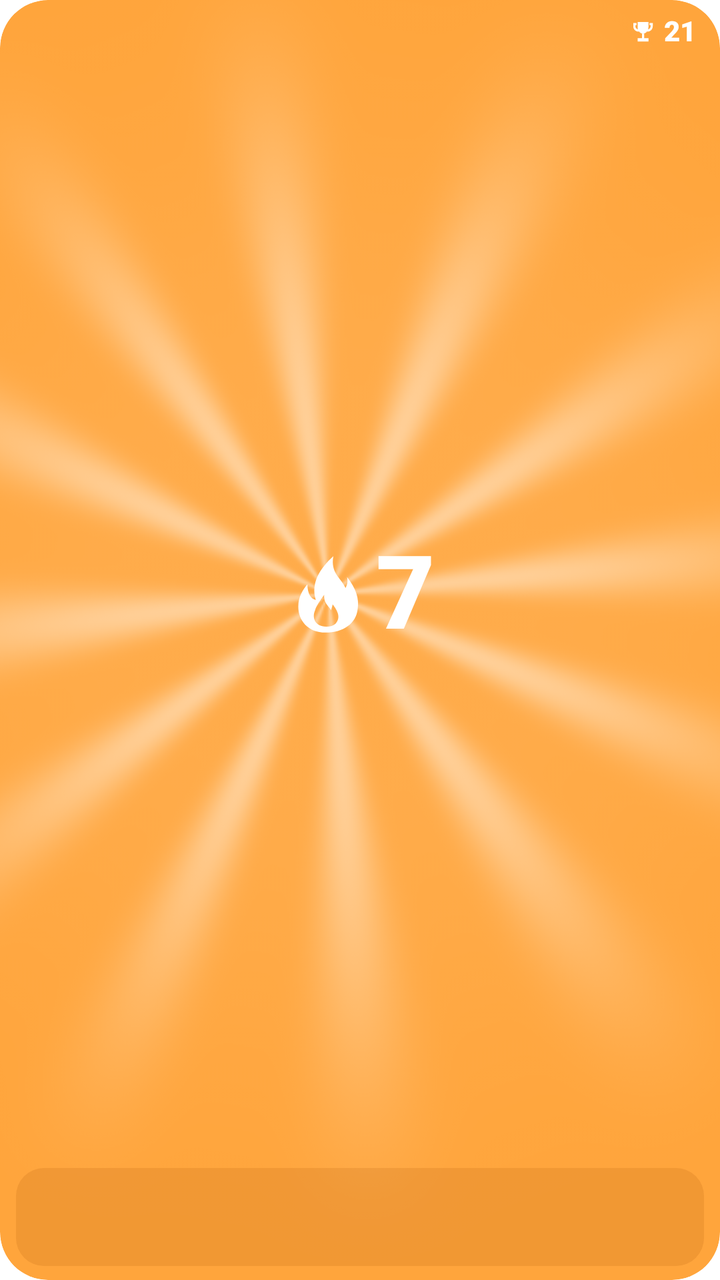
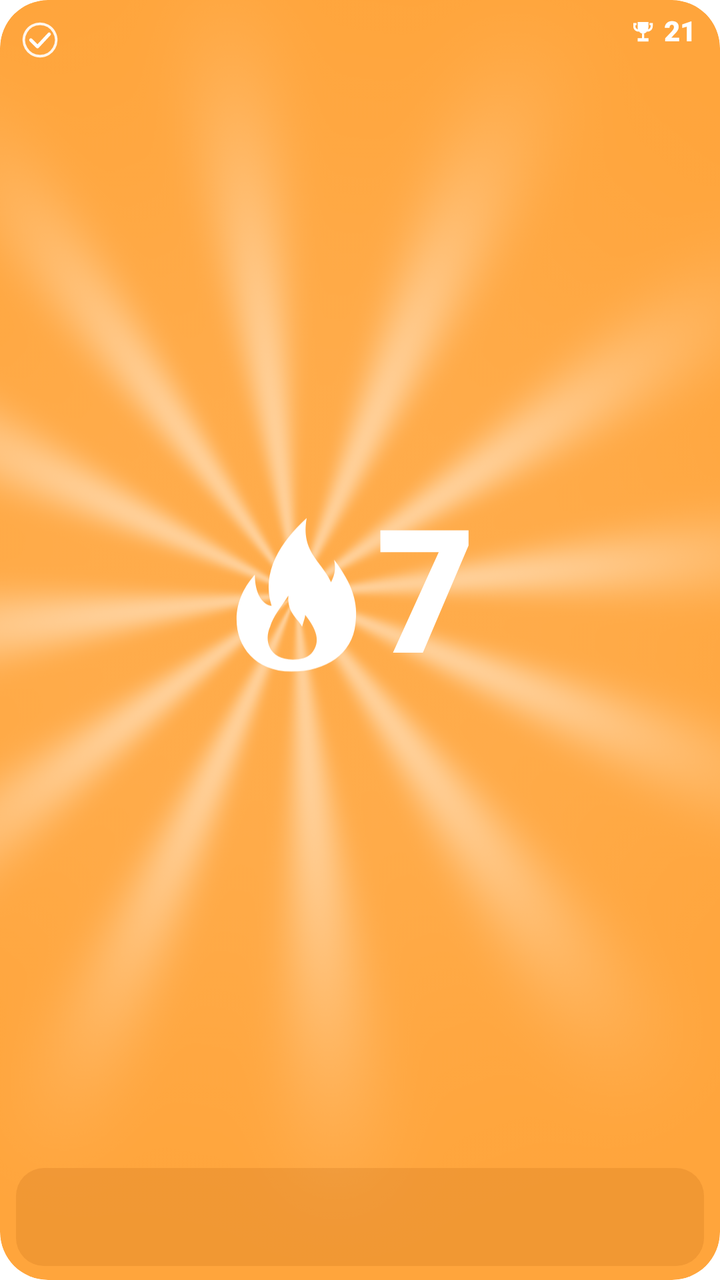

Screens rendered from an Android XML layout before and after an edit, with the pre-edit source and the edit as a unified diff.
<!-- AndroidManifest.xml: fallback theme Theme.MaterialComponents.DayNight.NoActionBar -->
<!-- res/layout/streak_widget_wide.xml -->
<?xml version="1.0" ?>
<FrameLayout xmlns:android="http://schemas.android.com/apk/res/android"
    android:layout_width="match_parent"
    android:layout_height="match_parent"
    android:id="@+id/streak_root"
    android:background="@drawable/streak_widget_background"
    android:clipToOutline="true"
    android:importantForAccessibility="yes">
    <LinearLayout
        android:layout_width="match_parent"
        android:layout_height="match_parent"
        android:orientation="vertical"
        android:clipChildren="false">
        <FrameLayout
            android:layout_width="match_parent"
            android:layout_height="0dp"
            android:layout_weight="1"
            android:clipChildren="false">
            <ImageView
                android:layout_width="match_parent"
                android:layout_height="match_parent"
                android:id="@+id/streak_rays"
                android:layout_marginStart="-32dp"
                android:layout_marginTop="-48dp"
                android:layout_marginBottom="-58dp"
                android:src="@drawable/streak_widget_rays"
                android:importantForAccessibility="no"
                android:scaleType="centerCrop"/>
            
            <LinearLayout
                android:layout_width="match_parent"
                android:layout_height="match_parent"
                android:orientation="horizontal"
                android:gravity="center"
                android:layout_gravity="center"
                android:paddingTop="12dp"
                android:paddingBottom="2dp">
                <FrameLayout
                    android:layout_width="0dp"
                    android:layout_weight="1"
                    android:layout_height="match_parent">
                    <ImageView
                        android:id="@+id/streak_flame"
                        android:layout_width="32dp"
                        android:layout_height="42dp"
                        android:layout_gravity="end|center_vertical"
                        android:src="@drawable/streak_widget_flame"
                        android:importantForAccessibility="no"
                        android:scaleType="fitCenter"/>
                </FrameLayout>
                <TextView
                    android:layout_width="0dp"
                    android:layout_weight="1"
                    android:layout_height="match_parent"
                    android:id="@+id/streak_current"
                    android:text="7"
                    android:textColor="#FFFFFF"
                    android:textSize="51sp"
                    android:autoSizeTextType="uniform"
                    android:autoSizeMinTextSize="7dp"
                    android:autoSizeMaxTextSize="51dp"
                    android:autoSizeStepGranularity="1dp"
                    android:maxLines="1"
                    android:gravity="start|center_vertical"
                    android:includeFontPadding="false"
                    android:fontFamily="sans-serif-black"
                    android:importantForAccessibility="no"
                    android:paddingStart="8dp"
                    android:paddingEnd="8dp"/>
            </LinearLayout>
            <LinearLayout
                android:layout_width="wrap_content"
                android:layout_height="20dp"
                android:orientation="horizontal"
                android:gravity="center"
                android:layout_gravity="end|top"
                android:layout_marginTop="6dp"
                android:layout_marginEnd="12dp">
                <ImageView
                    android:layout_width="13dp"
                    android:layout_height="13dp"
                    android:id="@+id/streak_trophy"
                    android:src="@drawable/streak_widget_trophy"
                    android:importantForAccessibility="no"
                    android:scaleType="fitCenter"
                    android:tint="#FFFFFF"/>
                <TextView
                    android:layout_width="wrap_content"
                    android:layout_height="17dp"
                    android:id="@+id/streak_best"
                    android:text="21"
                    android:textColor="#FFFFFF"
                    android:textSize="14sp"
                    android:autoSizeTextType="uniform"
                    android:autoSizeMinTextSize="7dp"
                    android:autoSizeMaxTextSize="14dp"
                    android:autoSizeStepGranularity="1dp"
                    android:maxLines="1"
                    android:gravity="center"
                    android:includeFontPadding="false"
                    android:fontFamily="sans-serif-black"
                    android:importantForAccessibility="no"
                    android:layout_marginStart="4dp"
                    android:maxWidth="55dp"/>
            </LinearLayout>
        </FrameLayout>
        <LinearLayout
            android:layout_width="match_parent"
            android:layout_height="49dp"
            android:id="@+id/streak_week"
            android:layout_marginStart="8dp"
            android:layout_marginEnd="8dp"
            android:layout_marginBottom="7dp"
            android:orientation="horizontal"
            android:gravity="center"
            android:paddingStart="3dp"
            android:paddingEnd="3dp"
            android:background="@drawable/streak_widget_week_surface">
</LinearLayout>
    </LinearLayout>
</FrameLayout>
<!-- resources referenced by this layout -->
<resources>
  <!-- drawable streak_widget_background (drawable) -->
  <shape xmlns:android="http://schemas.android.com/apk/res/android"><solid android:color="@color/streak_widget_active_background"/><corners android:radius="24dp"/></shape>
  <!-- drawable streak_widget_flame (drawable) -->
  <vector xmlns:android="http://schemas.android.com/apk/res/android" android:width="35dp" android:height="44dp" android:viewportWidth="84" android:viewportHeight="108">
      <group android:translateX="-11" android:translateY="-6">
          <path android:fillColor="#FFFFFF" android:fillType="evenOdd"
              android:pathData="M50,112 C26,112 14,95 14,77 C14,64 20,54 26,47 C26,60 31,67 37,68 C30,45 43,25 60,9 C56,32 70,38 76,52 C79,46 79,42 78,37 C90,53 94,66 92,80 C90,100 73,112 50,112 Z M51,104 C35,104 32,91 36,82 C38,75 43,69 48,61 C47,73 55,77 57,82 C58,78 59,76 59,74 C66,83 70,92 63,100 C60,103 56,104 51,104 Z"/>
      </group>
  </vector>
  <!-- drawable streak_widget_rays: png bitmap (drawable-nodpi, 78283 bytes) -->
  <!-- drawable streak_widget_trophy (drawable) -->
  <vector xmlns:android="http://schemas.android.com/apk/res/android"
      android:width="24dp" android:height="24dp"
      android:viewportWidth="24" android:viewportHeight="24">
      <path android:fillColor="#FFFFFF"
          android:pathData="M7,3H17V8C17,11.1 14.8,13.6 12,14C9.2,13.6 7,11.1 7,8ZM11,14H13V18H17V21H7V18H11ZM3,4H6V6H5V7C5,8.6 6.3,10 8,10V12C5.2,12 3,9.8 3,7ZM18,4H21V7C21,9.8 18.8,12 16,12V10C17.7,10 19,8.6 19,7V6H18Z" />
  </vector>
  <!-- drawable streak_widget_week_surface (drawable) -->
  <shape xmlns:android="http://schemas.android.com/apk/res/android"><solid android:color="#26A14C00"/><corners android:radius="14dp"/></shape>
  <color name="streak_widget_active_background">#FFA53C</color>
</resources>

<!-- the commit's change to res/layout/streak_widget_wide.xml (unified diff, before → after) -->
@@ -20,7 +20,7 @@
                 android:layout_width="match_parent"
                 android:layout_height="match_parent"
                 android:id="@+id/streak_rays"
-                android:layout_marginStart="-32dp"
+                android:layout_marginStart="-64dp"
                 android:layout_marginTop="-48dp"
                 android:layout_marginBottom="-58dp"
                 android:src="@drawable/streak_widget_rays"
@@ -41,8 +41,8 @@
                     android:layout_height="match_parent">
                     <ImageView
                         android:id="@+id/streak_flame"
-                        android:layout_width="32dp"
-                        android:layout_height="42dp"
+                        android:layout_width="64dp"
+                        android:layout_height="match_parent"
                         android:layout_gravity="end|center_vertical"
                         android:src="@drawable/streak_widget_flame"
                         android:importantForAccessibility="no"
@@ -55,10 +55,10 @@
                     android:id="@+id/streak_current"
                     android:text="7"
                     android:textColor="#FFFFFF"
-                    android:textSize="51sp"
+                    android:textSize="86sp"
                     android:autoSizeTextType="uniform"
                     android:autoSizeMinTextSize="7dp"
-                    android:autoSizeMaxTextSize="51dp"
+                    android:autoSizeMaxTextSize="86dp"
                     android:autoSizeStepGranularity="1dp"
                     android:maxLines="1"
                     android:gravity="start|center_vertical"
@@ -118,4 +118,13 @@
             android:background="@drawable/streak_widget_week_surface">
 </LinearLayout>
     </LinearLayout>
+    <ImageView
+        android:id="@+id/streak_status_icon"
+        android:layout_width="20dp"
+        android:layout_height="20dp"
+        android:layout_gravity="top|start"
+        android:layout_marginTop="10dp"
+        android:layout_marginStart="10dp"
+        android:src="@drawable/streak_widget_check"
+        android:importantForAccessibility="no" />
 </FrameLayout>
<!-- resource entries referenced after the edit -->
@@ -2,6 +2,14 @@
 <resources>
   <!-- drawable streak_widget_background (drawable) -->
   <shape xmlns:android="http://schemas.android.com/apk/res/android"><solid android:color="@color/streak_widget_active_background"/><corners android:radius="24dp"/></shape>
+  <!-- drawable streak_widget_check (drawable) -->
+  <vector xmlns:android="http://schemas.android.com/apk/res/android"
+      android:width="18dp" android:height="18dp" android:viewportWidth="24" android:viewportHeight="24">
+      <path android:strokeColor="#E6FFFFFF" android:strokeWidth="1.6"
+          android:pathData="M12,2.3 A9.7,9.7 0,1 0,12.01,2.3"/>
+      <path android:strokeColor="#FFFFFF" android:strokeWidth="2" android:strokeLineCap="round"
+          android:strokeLineJoin="round" android:pathData="M6.5,12 L10.5,16 L17.5,8.5"/>
+  </vector>
   <!-- drawable streak_widget_flame (drawable) -->
   <vector xmlns:android="http://schemas.android.com/apk/res/android" android:width="35dp" android:height="44dp" android:viewportWidth="84" android:viewportHeight="108">
       <group android:translateX="-11" android:translateY="-6">
